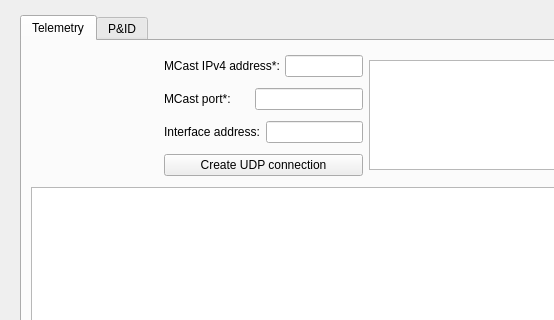
Qt form form.ui (CarletonURocketry/hybrid-engine-ui) before a commit; both pictures show x 0 to 554 and y 0 to 320 of the 1288 by 757 pixel window.
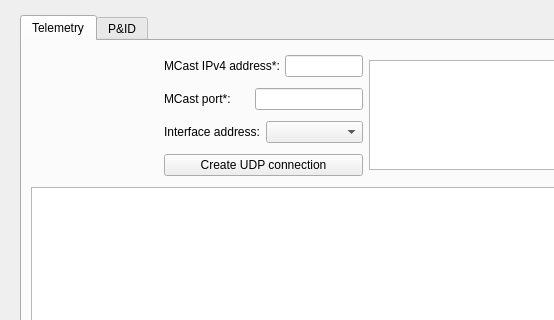
The same form after that commit. Icons and pictures are not drawn. Custom widgets are drawn as their Qt base class.

Commit message: Change input box to dropdown

Patch:
```diff
--- a/form.ui
+++ b/form.ui
@@ -154,7 +154,14 @@
               </widget>
              </item>
              <item>
-              <widget class="QLineEdit" name="interfaceAddressInput"/>
+              <widget class="QComboBox" name="interfaceAddressDropdown">
+               <property name="sizePolicy">
+                <sizepolicy hsizetype="Expanding" vsizetype="Fixed">
+                 <horstretch>0</horstretch>
+                 <verstretch>0</verstretch>
+                </sizepolicy>
+               </property>
+              </widget>
              </item>
             </layout>
            </item>
```
The commit also changes 2 other files.
